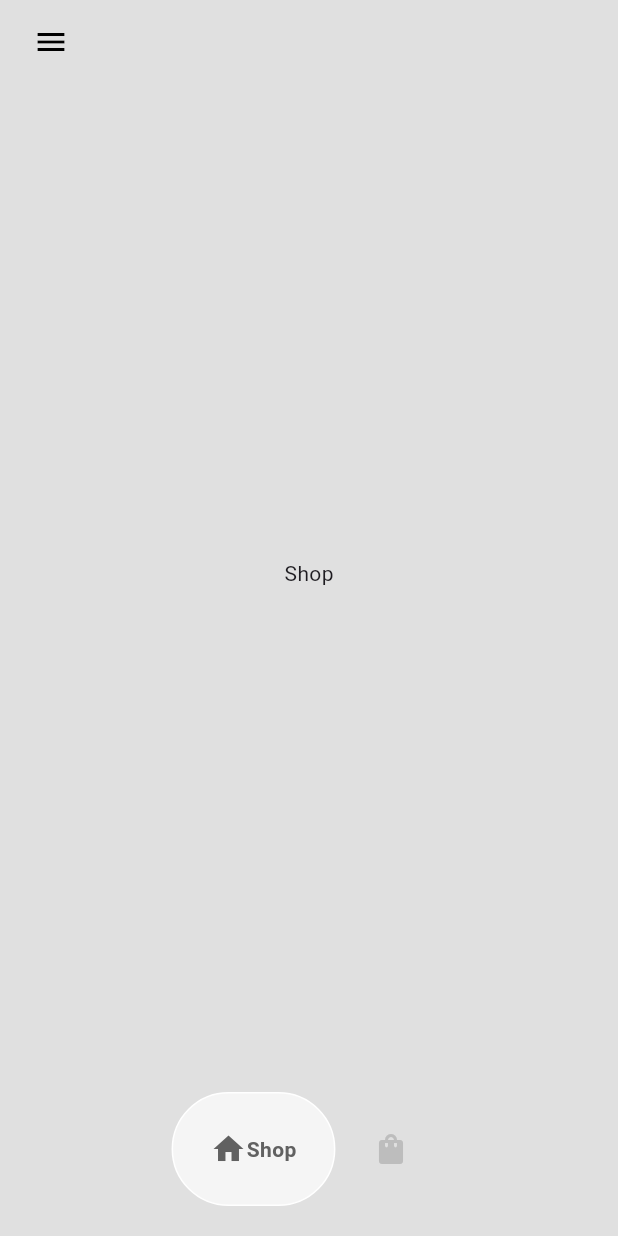
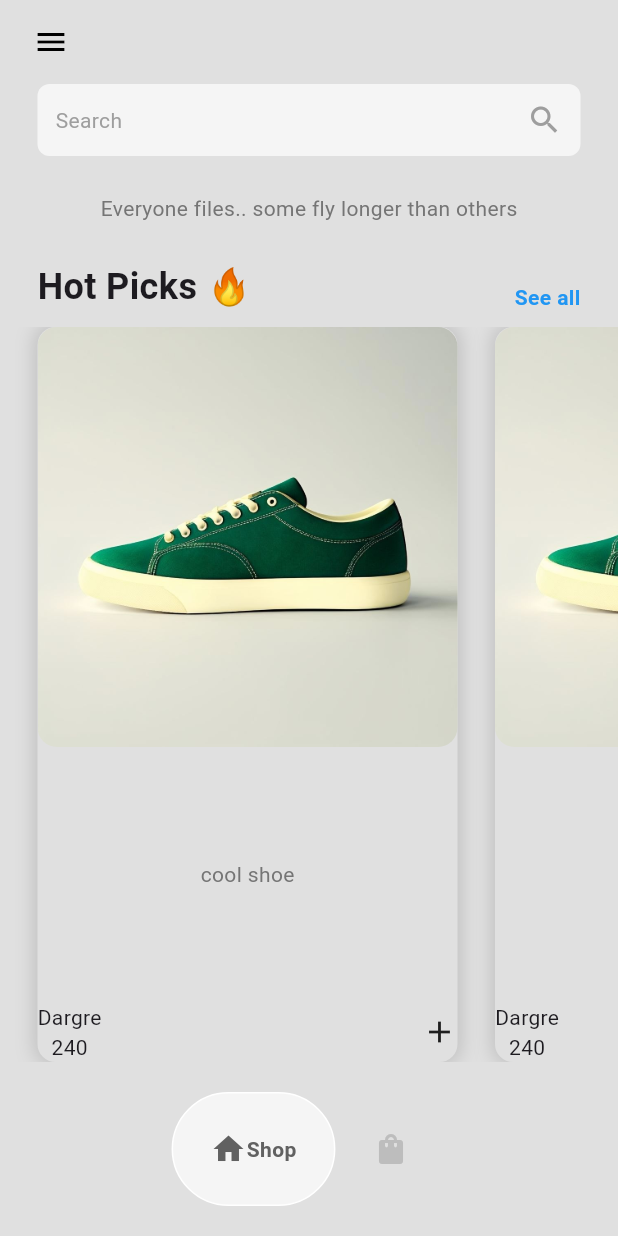
Before and after one commit to zehrayldz00/sneaker-shop, a Flutter app: the HomePage screen opened directly, on a phone screen of 412 x 824 dp. Run offline on Flutter 3.47's test engine with Material 3 defaults, Android fonts, the phone set to English and light mode, and no system bars; drawn by our look-alikes of google_nav_bar.

Commit message:
hot picks created

```diff
--- /dev/null
+++ b/lib/components/shoe_tile.dart
@@ -0,0 +1,56 @@
+import 'package:flutter/material.dart';
+
+import '../models/shoe.dart';
+
+class ShoeTile extends StatelessWidget {
+  final Shoe shoe;
+  ShoeTile({super.key, required this.shoe});
+
+  @override
+  Widget build(BuildContext context) {
+    return Container(
+      margin: const EdgeInsets.only(
+        left: 25,
+      ),
+      width: 280,
+      decoration: BoxDecoration(
+          color: Colors.grey[300],
+          borderRadius: BorderRadius.circular(12),
+          boxShadow: [BoxShadow(
+            color: Colors.grey.withOpacity(0.5),
+            blurRadius: 10,
+            spreadRadius: 2
+          )]
+      ),
+      child: Column( //2:13:55
+        mainAxisAlignment: MainAxisAlignment.spaceBetween,
+        children: [
+          //shoe pic
+          ClipRRect(
+            borderRadius: BorderRadius.circular(13),
+              child: Image.asset(shoe.imagePath)),
+
+          //description
+          Text(shoe.description, style: TextStyle(color: Colors.grey[600],),),
+
+          //price + details
+          Row(
+            mainAxisAlignment: MainAxisAlignment.spaceBetween,
+            children: [
+              Column(
+                children: [
+                  // shoe name
+                  Text(shoe.name),
+                  // price
+                  Text(shoe.price),
+              ],),
+
+            // plus button
+              Icon(Icons.add),
+          ],)
+
+        ],
+      ),
+    );
+  }
+}
--- /dev/null
+++ b/lib/models/shoe.dart
@@ -0,0 +1,13 @@
+class Shoe{
+  final String name;
+  final String price;
+  final String imagePath;
+  final String description;
+
+  Shoe({
+    required this.name,
+    required this.price,
+    required this.description,
+    required this.imagePath,
+    });
+}
--- a/lib/pages/shop_page.dart
+++ b/lib/pages/shop_page.dart
@@ -1,4 +1,7 @@
 import 'package:flutter/material.dart';
+import 'package:sneaker_shop/models/shoe.dart';
+
+import '../components/shoe_tile.dart';
 
 class ShopPage extends StatefulWidget {
   const ShopPage({super.key});
@@ -10,8 +13,73 @@ class ShopPage extends StatefulWidget {
 class _ShopPageState extends State<ShopPage> {
   @override
   Widget build(BuildContext context) {
-    return Center(
-      child: Text("Shop"),
+    return Column(
+      children: [
+        // search bar
+        Container(
+          padding: const EdgeInsets.all(12),
+          margin: const EdgeInsets.symmetric(horizontal: 25),
+          decoration: BoxDecoration(
+              color: Colors.grey[100], borderRadius: BorderRadius.circular(8)),
+          child: const Row(
+            mainAxisAlignment: MainAxisAlignment.spaceBetween,
+            children: [
+              Text(
+                "Search",
+                style: TextStyle(color: Colors.grey),
+              ),
+              Icon(Icons.search, color: Colors.grey),
+            ],
+          ),
+        ),
+        // message
+        Padding(
+          padding: const EdgeInsets.symmetric(vertical: 25.0),
+          child: Text(
+            "Everyone files.. some fly longer than others",
+            style: TextStyle(color: Colors.grey[600]),
+          ),
+        ),
+
+        // hot picks
+        const Padding(
+          padding: EdgeInsets.symmetric(horizontal: 25.0),
+          child: Row(
+            mainAxisAlignment: MainAxisAlignment.spaceBetween,
+            crossAxisAlignment: CrossAxisAlignment.end,
+            children: [
+              Text(
+                "Hot Picks 🔥",
+                style: TextStyle(fontWeight: FontWeight.bold, fontSize: 24),
+              ),
+              Text(
+                "See all",
+                style:
+                    TextStyle(fontWeight: FontWeight.bold, color: Colors.blue),
+              ),
+            ],
+          ),
+        ),
+        const SizedBox(height: 10),
+
+        Expanded(
+          child: ListView.builder(
+            itemCount: 4,
+            scrollDirection: Axis.horizontal,
+            itemBuilder: (context, index) {
+              // create a shoe
+              Shoe shoe = Shoe(
+                  name: "Dargre",
+                  price: "240",
+                  description: "cool shoe",
+                  imagePath: "assets/images/dargre.png");
+              return ShoeTile(
+                shoe: shoe,
+              );
+            },
+          ),
+        ),
+      ],
     );
   }
 }
```
